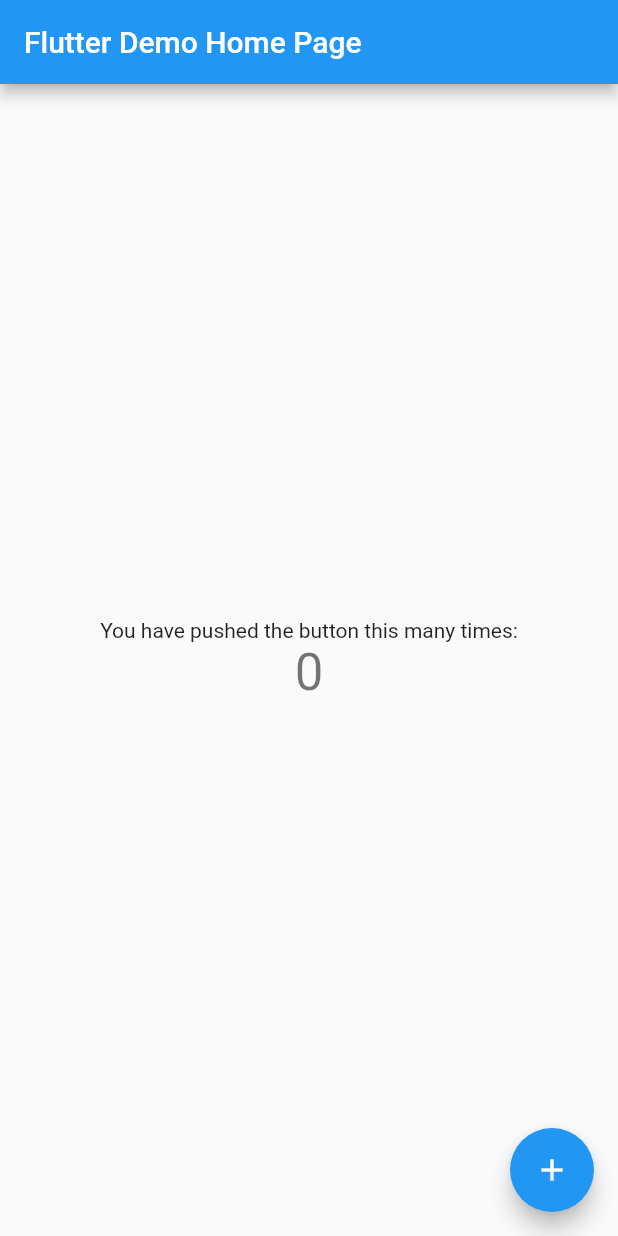
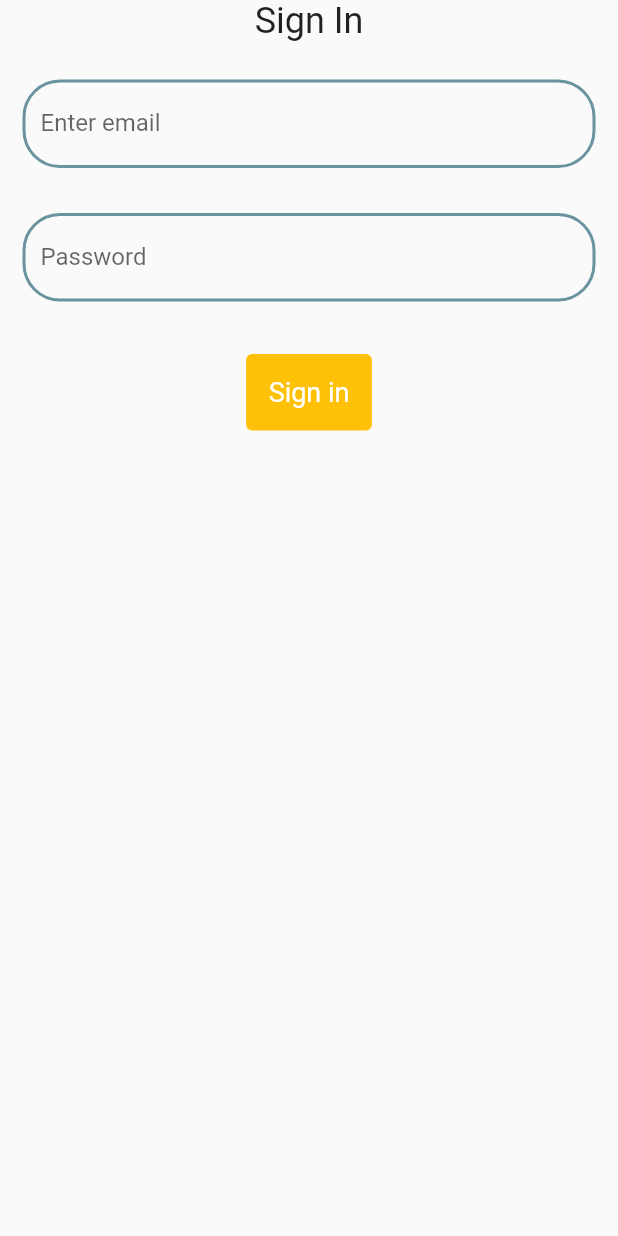
Before and after one commit to fedi-nabli/book_tracker, a Flutter app: the screen it shows after launch, on a phone screen of 412 x 824 dp. Run offline on Flutter 3.47's test engine with Material 2 defaults, Android fonts, the phone set to English and light mode, and no system bars; our stand-ins replace cloud_firestore; accounts and stored records are empty.

Commit message:
Added utils, constants and basic screens

```diff
--- a/lib/main.dart
+++ b/lib/main.dart
@@ -1,3 +1,6 @@
+import 'package:book_tracker/screens/get_started_page.dart';
+import 'package:book_tracker/screens/login_screen.dart';
+import 'package:book_tracker/screens/page_not_found.dart';
 import 'package:flutter/material.dart';
 
 void main() {
@@ -6,110 +9,22 @@ void main() {
 
 class MyApp extends StatelessWidget {
   const MyApp({Key? key}) : super(key: key);
-
-  // This widget is the root of your application.
   @override
   Widget build(BuildContext context) {
     return MaterialApp(
+      debugShowCheckedModeBanner: false,
       title: 'Flutter Demo',
       theme: ThemeData(
-        // This is the theme of your application.
-        //
-        // Try running your application with "flutter run". You'll see the
-        // application has a blue toolbar. Then, without quitting the app, try
-        // changing the primarySwatch below to Colors.green and then invoke
-        // "hot reload" (press "r" in the console where you ran "flutter run",
-        // or simply save your changes to "hot reload" in a Flutter IDE).
-        // Notice that the counter didn't reset back to zero; the application
-        // is not restarted.
         primarySwatch: Colors.blue,
       ),
-      home: const MyHomePage(title: 'Flutter Demo Home Page'),
+      home: const LoginPage(),
+      onUnknownRoute: (settings) {
+        return MaterialPageRoute(
+          builder: (context) {
+            return const PageNotFound();
+          },
+        );
+      },
     );
   }
 }
-
-class MyHomePage extends StatefulWidget {
-  const MyHomePage({Key? key, required this.title}) : super(key: key);
-
-  // This widget is the home page of your application. It is stateful, meaning
-  // that it has a State object (defined below) that contains fields that affect
-  // how it looks.
-
-  // This class is the configuration for the state. It holds the values (in this
-  // case the title) provided by the parent (in this case the App widget) and
-  // used by the build method of the State. Fields in a Widget subclass are
-  // always marked "final".
-
-  final String title;
-
-  @override
-  State<MyHomePage> createState() => _MyHomePageState();
-}
-
-class _MyHomePageState extends State<MyHomePage> {
-  int _counter = 0;
-
-  void _incrementCounter() {
-    setState(() {
-      // This call to setState tells the Flutter framework that something has
-      // changed in this State, which causes it to rerun the build method below
-      // so that the display can reflect the updated values. If we changed
-      // _counter without calling setState(), then the build method would not be
-      // called again, and so nothing would appear to happen.
-      _counter++;
-    });
-  }
-
-  @override
-  Widget build(BuildContext context) {
-    // This method is rerun every time setState is called, for instance as done
-    // by the _incrementCounter method above.
-    //
-    // The Flutter framework has been optimized to make rerunning build methods
-    // fast, so that you can just rebuild anything that needs updating rather
-    // than having to individually change instances of widgets.
-    return Scaffold(
-      appBar: AppBar(
-        // Here we take the value from the MyHomePage object that was created by
-        // the App.build method, and use it to set our appbar title.
-        title: Text(widget.title),
-      ),
-      body: Center(
-        // Center is a layout widget. It takes a single child and positions it
-        // in the middle of the parent.
-        child: Column(
-          // Column is also a layout widget. It takes a list of children and
-          // arranges them vertically. By default, it sizes itself to fit its
-          // children horizontally, and tries to be as tall as its parent.
-          //
-          // Invoke "debug painting" (press "p" in the console, choose the
-          // "Toggle Debug Paint" action from the Flutter Inspector in Android
-          // Studio, or the "Toggle Debug Paint" command in Visual Studio Code)
-          // to see the wireframe for each widget.
-          //
-          // Column has various properties to control how it sizes itself and
-          // how it positions its children. Here we use mainAxisAlignment to
-          // center the children vertically; the main axis here is the vertical
-          // axis because Columns are vertical (the cross axis would be
-          // horizontal).
-          mainAxisAlignment: MainAxisAlignment.center,
-          children: <Widget>[
-            const Text(
-              'You have pushed the button this many times:',
-            ),
-            Text(
-              '$_counter',
-              style: Theme.of(context).textTheme.headline4,
-            ),
-          ],
-        ),
-      ),
-      floatingActionButton: FloatingActionButton(
-        onPressed: _incrementCounter,
-        tooltip: 'Increment',
-        child: const Icon(Icons.add),
-      ), // This trailing comma makes auto-formatting nicer for build methods.
-    );
-  }
-}
--- /dev/null
+++ b/lib/screens/login_screen.dart
@@ -0,0 +1,38 @@
+import 'package:flutter/material.dart';
+import 'package:book_tracker/widgets/login_form.dart';
+
+class LoginPage extends StatefulWidget {
+  const LoginPage({Key? key}) : super(key: key);
+
+  @override
+  _LoginPageState createState() => _LoginPageState();
+}
+
+class _LoginPageState extends State<LoginPage> {
+  final _formKey = GlobalKey<FormState>();
+
+  final TextEditingController _emailTextController = TextEditingController();
+  final TextEditingController _passwordTextController = TextEditingController();
+
+  @override
+  Widget build(BuildContext context) {
+    return Material(
+      child: Column(
+        children: [
+          Text(
+            'Sign In',
+            style: Theme.of(context).textTheme.headline5,
+          ),
+          const SizedBox(
+            height: 10,
+          ),
+          LoginForm(
+            formKey: _formKey,
+            emailTextController: _emailTextController,
+            passwordTextController: _passwordTextController,
+          )
+        ],
+      ),
+    );
+  }
+}
--- /dev/null
+++ b/lib/utils/util.dart
@@ -0,0 +1,6 @@
+import 'package:cloud_firestore/cloud_firestore.dart';
+import 'package:intl/intl.dart';
+
+String formatDate(Timestamp timestamp) {
+  return DateFormat.yMMMd().format(timestamp.toDate());
+}
--- /dev/null
+++ b/lib/widgets/input_decoration.dart
@@ -0,0 +1,17 @@
+import 'package:flutter/material.dart';
+
+InputDecoration buildInputDecoration({String? label, String? hintText}) {
+  return InputDecoration(
+    fillColor: Colors.white,
+    focusedBorder: OutlineInputBorder(
+      borderRadius: BorderRadius.circular(12),
+      borderSide: const BorderSide(color: Colors.blue),
+    ),
+    enabledBorder: OutlineInputBorder(
+      borderRadius: BorderRadius.circular(25),
+      borderSide: const BorderSide(color: Color(0xFF69939F), width: 2.0),
+    ),
+    labelText: label,
+    hintText: hintText,
+  );
+}
--- /dev/null
+++ b/lib/widgets/login_form.dart
@@ -0,0 +1,76 @@
+import 'package:book_tracker/widgets/input_decoration.dart';
+import 'package:flutter/material.dart';
+
+class LoginForm extends StatelessWidget {
+  const LoginForm({
+    Key? key,
+    required GlobalKey<FormState> formKey,
+    required TextEditingController emailTextController,
+    required TextEditingController passwordTextController,
+  })  : _formKey = formKey,
+        _emailTextController = emailTextController,
+        _passwordTextController = passwordTextController,
+        super(key: key);
+
+  final GlobalKey<FormState> _formKey;
+  final TextEditingController _emailTextController;
+  final TextEditingController _passwordTextController;
+
+  @override
+  Widget build(BuildContext context) {
+    return Form(
+      key: _formKey,
+      child: Column(
+        children: [
+          Padding(
+            padding: const EdgeInsets.all(15.0),
+            child: TextFormField(
+              validator: (value) {
+                return value!.isEmpty ? 'Please add an email' : null;
+              },
+              controller: _emailTextController,
+              decoration: buildInputDecoration(
+                label: 'Enter email',
+                hintText: 'john@me.com',
+              ),
+            ),
+          ),
+          Padding(
+            padding: const EdgeInsets.all(15.0),
+            child: TextFormField(
+              validator: (value) {
+                return value!.isEmpty ? 'Enter password' : null;
+              },
+              controller: _passwordTextController,
+              obscureText: true,
+              decoration: buildInputDecoration(
+                label: 'Password',
+                hintText: '',
+              ),
+            ),
+          ),
+          const SizedBox(
+            height: 20,
+          ),
+          TextButton(
+            child: const Text('Sign in'),
+            style: TextButton.styleFrom(
+              primary: Colors.white,
+              padding: const EdgeInsets.all(15.0),
+              shape: RoundedRectangleBorder(
+                borderRadius: BorderRadius.circular(4),
+              ),
+              backgroundColor: Colors.amber,
+              textStyle: const TextStyle(fontSize: 18),
+            ),
+            onPressed: () {
+              if (_formKey.currentState!.validate()) {
+                print('User logged in');
+              }
+            },
+          ),
+        ],
+      ),
+    );
+  }
+}
```
Also changed, not shown: lib/constants/constants.dart (added, +25 -0 lines), lib/screens/get_started_page.dart (added, +55 -0 lines), lib/screens/page_not_found.dart (added, +32 -0 lines), util.dart (added).
